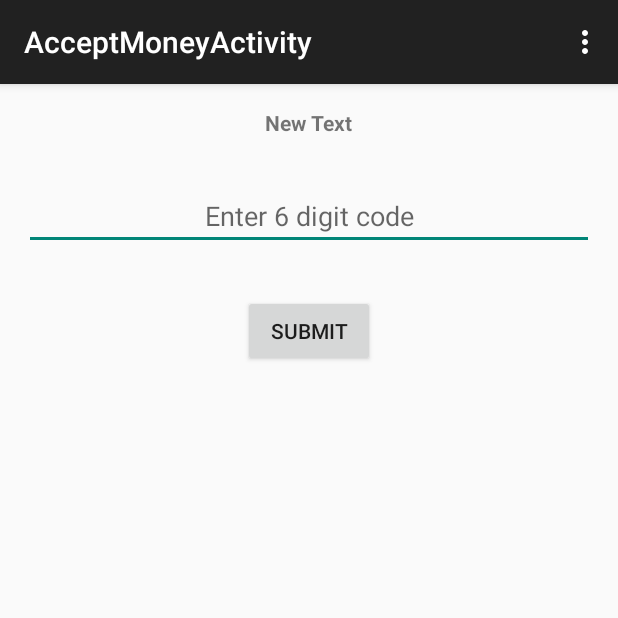
After one commit to surajdubey/ECurrency, an Android app: the AcceptMoneyActivity screen opened directly, with no data from a screen before it, on a phone screen of 412 x 824 dp, the top half of it. The commit adds this screen. Run offline under Robolectric (Android 15) with nearby library versions, the phone set to English and light mode, and no system bars; 1 statement that could not run was skipped.

Commit message:
Incomplete receive money module

```diff
--- a/app/src/main/AndroidManifest.xml
+++ b/app/src/main/AndroidManifest.xml
@@ -41,6 +41,10 @@
             android:name=".ReceiveActivity"
             android:label="@string/title_activity_receive" >
         </activity>
+        <activity
+            android:name=".AcceptMoneyActivity"
+            android:label="@string/title_activity_accept_money" >
+        </activity>
     </application>
 
 </manifest>
--- /dev/null
+++ b/app/src/main/java/ecurrency/com/ecurreny/AcceptMoneyActivity.java
@@ -0,0 +1,116 @@
+package ecurrency.com.ecurreny;
+
+import android.app.ProgressDialog;
+import android.content.Context;
+import android.content.Intent;
+import android.os.AsyncTask;
+import android.support.v7.app.ActionBarActivity;
+import android.os.Bundle;
+import android.view.Menu;
+import android.view.MenuItem;
+import android.view.View;
+import android.widget.Button;
+import android.widget.EditText;
+import android.widget.TextView;
+import android.widget.Toast;
+
+import org.json.JSONArray;
+
+
+public class AcceptMoneyActivity extends ActionBarActivity {
+
+    TextView tvInfo;
+    EditText etCode;
+    Button btnSubmit;
+    String code;
+    String t_id;
+    Context context = this;
+
+    @Override
+    protected void onCreate(Bundle savedInstanceState) {
+        super.onCreate(savedInstanceState);
+        setContentView(R.layout.activity_accept_money);
+
+        tvInfo = (TextView) findViewById(R.id.tvInfo);
+        etCode = (EditText) findViewById(R.id.etCode);
+        btnSubmit = (Button) findViewById(R.id.btnSubmit);
+
+        t_id = getIntent().getExtras().getString("t_id");
+
+        btnSubmit.setOnClickListener(new View.OnClickListener() {
+            @Override
+            public void onClick(View view) {
+                code = etCode.getText().toString();
+                new AcceptAsync().execute(new ApiConnector());
+
+            }
+        });
+    }
+
+    private void checkResult(String result)
+    {
+        if(result.equals("Success"))
+        {
+
+            Toast.makeText(context, "Transaction Completed..!!", Toast.LENGTH_LONG).show();
+
+            finish();
+            //ReceiveActivity.receive.finish();
+        }
+
+        else
+        {
+            Toast.makeText(context, "Wrong Code.. Please retry..", Toast.LENGTH_SHORT).show();
+        }
+    }
+
+    private class AcceptAsync extends AsyncTask<ApiConnector, Void, String>
+    {
+        ProgressDialog pd;
+
+        @Override
+        protected void onPreExecute() {
+            super.onPreExecute();
+            pd= new ProgressDialog(context);
+            pd.setMessage("Please Wait");
+            pd.setCancelable(false);
+            pd.setIndeterminate(false);
+            pd.show();
+        }
+
+        @Override
+        protected String doInBackground(ApiConnector... params) {
+            return params[0].acceptAmount(t_id, code);
+
+        }
+
+        @Override
+        protected void onPostExecute(String result) {
+            pd.dismiss();
+            checkResult(result);
+        }
+    }
+
+
+    @Override
+    public boolean onCreateOptionsMenu(Menu menu) {
+        // Inflate the menu; this adds items to the action bar if it is present.
+        getMenuInflater().inflate(R.menu.menu_accept_money, menu);
+        return true;
+    }
+
+    @Override
+    public boolean onOptionsItemSelected(MenuItem item) {
+        // Handle action bar item clicks here. The action bar will
+        // automatically handle clicks on the Home/Up button, so long
+        // as you specify a parent activity in AndroidManifest.xml.
+        int id = item.getItemId();
+
+        //noinspection SimplifiableIfStatement
+        if (id == R.id.action_settings) {
+            return true;
+        }
+
+        return super.onOptionsItemSelected(item);
+    }
+}
--- a/app/src/main/java/ecurrency/com/ecurreny/WelcomeActivity.java
+++ b/app/src/main/java/ecurrency/com/ecurreny/WelcomeActivity.java
@@ -43,7 +43,6 @@ public class WelcomeActivity extends ActionBarActivity {
 
     }
 
-
     @Override
     public boolean onCreateOptionsMenu(Menu menu) {
         // Inflate the menu; this adds items to the action bar if it is present.
--- /dev/null
+++ b/app/src/main/res/layout/activity_accept_money.xml
@@ -0,0 +1,43 @@
+<RelativeLayout xmlns:android="http://schemas.android.com/apk/res/android"
+    xmlns:tools="http://schemas.android.com/tools" android:layout_width="match_parent"
+    android:layout_height="match_parent" android:paddingLeft="@dimen/activity_horizontal_margin"
+    android:paddingRight="@dimen/activity_horizontal_margin"
+    android:paddingTop="@dimen/activity_vertical_margin"
+    android:paddingBottom="@dimen/activity_vertical_margin"
+    tools:context="ecurrency.com.ecurreny.AcceptMoneyActivity">
+
+
+    <TextView
+        android:layout_width="wrap_content"
+        android:layout_height="wrap_content"
+        android:text="New Text"
+        android:id="@+id/tvInfo"
+        android:layout_alignParentTop="true"
+        android:layout_centerHorizontal="true"
+        android:textStyle="bold"
+        />
+
+    <EditText
+        android:layout_width="match_parent"
+        android:layout_height="wrap_content"
+        android:inputType="number"
+        android:ems="10"
+        android:id="@+id/etCode"
+        android:layout_below="@+id/tvInfo"
+        android:layout_centerHorizontal="true"
+        android:layout_marginTop="30dp"
+        android:hint="Enter 6 digit code"
+        android:gravity="center"
+        />
+
+    <Button
+        android:layout_width="wrap_content"
+        android:layout_height="wrap_content"
+        android:text="Submit"
+        android:id="@+id/btnSubmit"
+        android:layout_below="@+id/etCode"
+        android:layout_centerHorizontal="true"
+        android:layout_marginTop="30dp" />
+
+
+</RelativeLayout>
--- /dev/null
+++ b/app/src/main/res/menu/menu_accept_money.xml
@@ -0,0 +1,7 @@
+<menu xmlns:android="http://schemas.android.com/apk/res/android"
+    xmlns:app="http://schemas.android.com/apk/res-auto"
+    xmlns:tools="http://schemas.android.com/tools"
+    tools:context="ecurrency.com.ecurreny.AcceptMoneyActivity">
+    <item android:id="@+id/action_settings" android:title="@string/action_settings"
+        android:orderInCategory="100" app:showAsAction="never" />
+</menu>
--- a/app/src/main/res/values/strings.xml
+++ b/app/src/main/res/values/strings.xml
@@ -9,5 +9,6 @@
     <string name="title_activity_payment">PaymentActivity</string>
     <string name="title_activity_process_transaction">ProcessTransaction</string>
     <string name="title_activity_receive">ReceiveActivity</string>
+    <string name="title_activity_accept_money">AcceptMoneyActivity</string>
 
 </resources>
```
Also changed, not shown: app/src/main/java/ecurrency/com/ecurreny/ApiConnector.java (+15 -14 lines), app/src/main/java/ecurrency/com/ecurreny/ReceiveActivity.java (+75 -10 lines), app/src/main/java/ecurrency/com/ecurreny/Utility.java (added, +7 -0 lines), app/src/main/res/layout/activity_receive.xml (+8 -1 lines), 38 other files.
